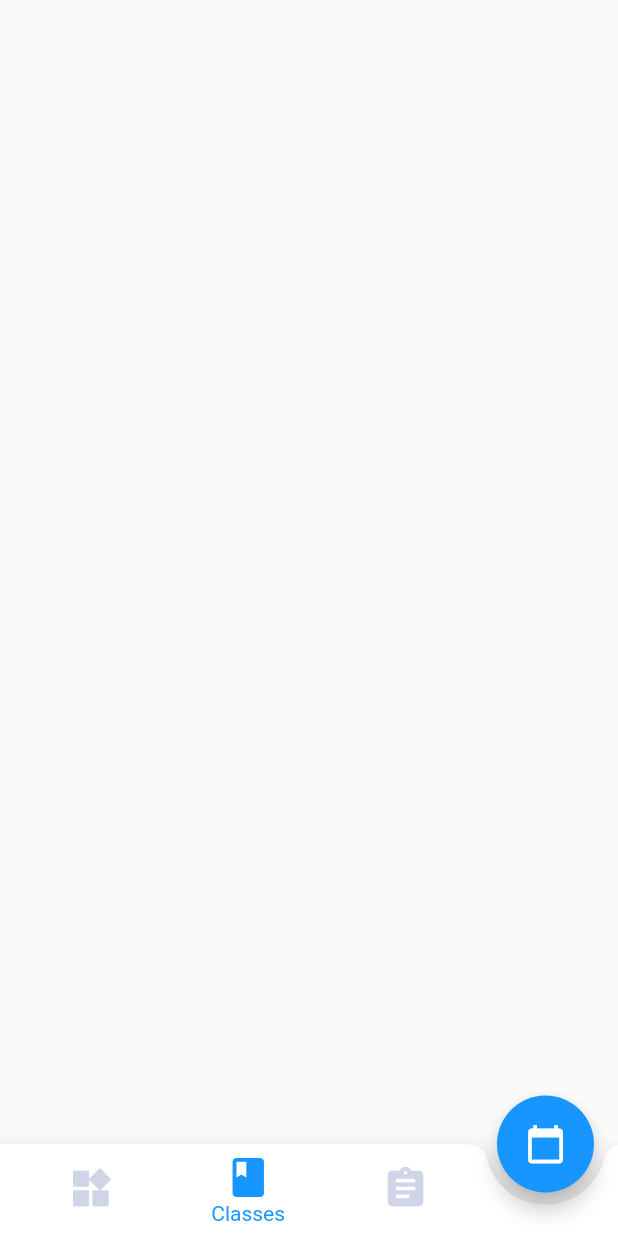
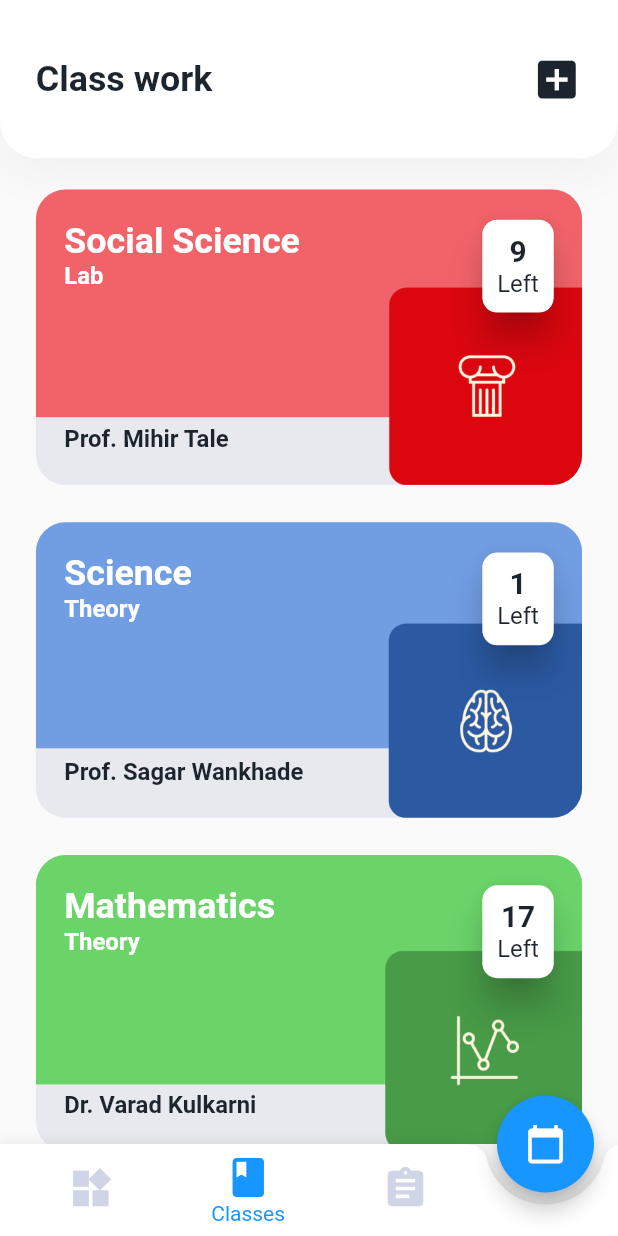
Before and after one commit to dscvitpune/school-app, a Flutter app: the screen it shows after launch, item 2 of the bottom bar chosen, on a phone screen of 412 x 824 dp. Run offline on Flutter 3.47's test engine with Material 2 defaults, Android fonts, the phone set to English and light mode, and no system bars; our stand-ins replace flutter_screenutil, flutter_svg, syncfusion_flutter_calendar, syncfusion_flutter_charts.

Commit message:
Class Screen is added @mihir

```diff
--- a/lib/main.dart
+++ b/lib/main.dart
@@ -4,6 +4,7 @@ import 'package:flutter_screenutil/flutter_screenutil.dart';
 import 'package:schoolApp/screens/app/App.dart';
 import 'package:schoolApp/screens/app/AttendanceScreen.dart';
 import 'package:schoolApp/screens/app/CalenderScreen.dart';
+import 'package:schoolApp/screens/app/ClassScreen.dart';
 import 'package:schoolApp/screens/app/NoticesScreen.dart';
 import 'package:schoolApp/screens/app/ProfileScreen.dart';
 import 'package:schoolApp/screens/app/QuizScreen.dart';
--- a/lib/screens/app/App.dart
+++ b/lib/screens/app/App.dart
@@ -1,5 +1,6 @@
 import 'package:flutter/material.dart';
 import 'package:flutter/services.dart';
+import 'package:schoolApp/screens/app/ClassScreen.dart';
 import 'package:schoolApp/screens/app/DashboardScreen.dart';
 import 'package:schoolApp/screens/app/QuizScreen.dart';
 import 'package:schoolApp/utils/constant.dart';
@@ -15,7 +16,7 @@ class _AppState extends State<App> {
     if (index == 0) {
       return DashboardScreen();
     } else if (index == 1) {
-      return Container();
+      return ClassScreen();
     } else if (index == 2) {
       return QuizScreen();
     } else {
--- /dev/null
+++ b/lib/screens/app/ClassScreen.dart
@@ -0,0 +1,109 @@
+import 'package:flutter/material.dart';
+import 'package:schoolApp/screens/app/widgets/course_cards.dart';
+import 'package:schoolApp/utils/constant.dart';
+import 'package:schoolApp/widgets/CustomAppBar.dart';
+import 'package:flutter_screenutil/flutter_screenutil.dart';
+
+class ClassScreen extends StatefulWidget {
+  @override
+  _ClassScreenState createState() => _ClassScreenState();
+}
+
+class _ClassScreenState extends State<ClassScreen> {
+  @override
+  Widget build(BuildContext context) {
+    return SafeArea(
+      child: Scaffold(
+        body: Column(
+          children: [
+            CustomAppBar(
+              title: Text(
+                "Class work",
+                style: Theme.of(context).textTheme.headline5.copyWith(
+                      color: black,
+                      fontWeight: FontWeight.bold,
+                      fontFamily: '.SF UI Display',
+                      fontSize: headline5.ssp,
+                    ),
+              ),
+              actions: <Widget>[
+                GestureDetector(
+                    onTap: () {
+                      //TODO: go to add new class
+                    },
+                    child: Icon(
+                      Icons.add_box,
+                      size: 34.ssp,
+                      color: black,
+                    )),
+              ],
+            ),
+            Expanded(
+              child: ListView(
+                children: [
+                  SizedBox(
+                    height: 10.h,
+                  ),
+                  Course_Cards(
+                      'assets/images/Red.png',
+                      '9',
+                      'Mar',
+                      'Social Science',
+                      course_card_red,
+                      "Lab",
+                      "Prof. Mihir Tale",
+                      context),
+                  Course_Cards(
+                      'assets/images/Blue.png',
+                      '1',
+                      'Jan',
+                      'Science',
+                      course_card_blue,
+                      "Theory",
+                      "Prof. Sagar Wankhade",
+                      context),
+                  Course_Cards(
+                      'assets/images/Green.png',
+                      '17',
+                      'May',
+                      'Mathematics',
+                      course_card_green,
+                      "Theory",
+                      "Dr. Varad Kulkarni",
+                      context),
+                  Course_Cards(
+                      'assets/images/Orange.png',
+                      '22',
+                      'Jul',
+                      'Chemistry',
+                      course_card_orange,
+                      "Theory",
+                      "Prof. Anirudh Kolwadkar",
+                      context),
+                  Course_Cards(
+                      'assets/images/Yellow.png',
+                      '27',
+                      'Apr',
+                      'Physics',
+                      course_card_yellow,
+                      "Labs",
+                      "Prof. Shailesh Kadam",
+                      context),
+                  Course_Cards(
+                      'assets/images/Maroon.png',
+                      '22',
+                      'Jul',
+                      'Sports',
+                      course_card_marron,
+                      "Practical",
+                      "Prof. Shardul Inamdar",
+                      context),
+                ],
+              ),
+            ),
+          ],
+        ),
+      ),
+    );
+  }
+}
--- /dev/null
+++ b/lib/screens/app/widgets/course_cards.dart
@@ -0,0 +1,154 @@
+import 'package:flutter/material.dart';
+import 'package:schoolApp/utils/constant.dart';
+import 'package:flutter_screenutil/flutter_screenutil.dart';
+
+Widget Course_Cards(
+    String image_path,
+    String deadline_date,
+    String deadline_month,
+    String subject,
+    Color card_color,
+    String description,
+    String teacherName,
+    BuildContext context) {
+  return GestureDetector(
+    onTap: () {
+      print("Pressed: " + subject);
+    },
+    child: Container(
+      child: Column(
+        children: [
+          Padding(
+            padding: EdgeInsets.only(
+                top: 5.h, left: 20.w, right: 20.w, bottom: 10.h),
+            child: Card(
+              color: dashboard_stats_background,
+              elevation: 0,
+              shadowColor: dashboard_active_blue_shadow,
+              shape: RoundedRectangleBorder(
+                  borderRadius: BorderRadius.circular(20.w)),
+              child: ClipRRect(
+                borderRadius: BorderRadius.circular(20.w),
+                child: Container(
+                  decoration: BoxDecoration(
+                    image: DecorationImage(
+                      fit: BoxFit.cover,
+                      image: AssetImage(
+                        image_path,
+                      ),
+                    ),
+                  ),
+                  child: Column(
+                    children: [
+                      Padding(
+                        padding: EdgeInsets.all(5.w),
+                        child: Card(
+                          elevation: 0,
+                          shape: RoundedRectangleBorder(
+                              borderRadius: BorderRadius.circular(20.w)),
+                          color: transparent_overlay,
+                          child: Padding(
+                            padding: EdgeInsets.only(top: 10.h, left: 10.w),
+                            child: Container(
+                              height: 150.h,
+                              child: Row(
+                                mainAxisAlignment:
+                                    MainAxisAlignment.spaceBetween,
+                                children: [
+                                  Column(
+                                    crossAxisAlignment:
+                                        CrossAxisAlignment.start,
+                                    children: [
+                                      Text(
+                                        subject,
+                                        style: Theme.of(context)
+                                            .textTheme
+                                            .headline5
+                                            .copyWith(
+                                              color: white,
+                                              fontSize: headline5.ssp,
+                                              fontWeight: FontWeight.bold,
+                                            ),
+                                      ),
+                                      Text(
+                                        description,
+                                        style: Theme.of(context)
+                                            .textTheme
+                                            .subtitle1
+                                            .copyWith(
+                                              color: white,
+                                              fontSize: subtitle1.ssp,
+                                              fontWeight: FontWeight.bold,
+                                            ),
+                                      ),
+                                      SizedBox(
+                                        height: 80.h,
+                                      ),
+                                      Text(
+                                        teacherName,
+                                        style: Theme.of(context)
+                                            .textTheme
+                                            .subtitle1
+                                            .copyWith(
+                                              color: black,
+                                              fontSize: subtitle1.ssp,
+                                              fontWeight: FontWeight.bold,
+                                            ),
+                                      ),
+                                    ],
+                                  ),
+                                  Deadline_Card(
+                                      deadline_date, deadline_month, context),
+                                ],
+                              ),
+                            ),
+                          ),
+                        ),
+                      ),
+                    ],
+                  ),
+                ),
+              ),
+            ),
+          ),
+        ],
+      ),
+    ),
+  );
+}
+
+Widget Deadline_Card(
+    String deadline_date, String deadline_month, BuildContext context) {
+  return Column(
+    children: [
+      Card(
+        elevation: 10,
+        shadowColor: Colors.black,
+        shape: RoundedRectangleBorder(borderRadius: BorderRadius.circular(10)),
+        margin: EdgeInsets.only(right: 10.w),
+        child: Padding(
+          padding: EdgeInsets.all(10.ssp),
+          child: Column(
+            children: [
+              Text(
+                deadline_date,
+                style: Theme.of(context).textTheme.headline6.copyWith(
+                      color: black,
+                      fontSize: headline6.ssp,
+                      fontWeight: FontWeight.bold,
+                    ),
+              ),
+              Text(
+                "Left",
+                style: Theme.of(context).textTheme.subtitle1.copyWith(
+                      color: black,
+                      fontSize: subtitle1.ssp,
+                    ),
+              ),
+            ],
+          ),
+        ),
+      ),
+    ],
+  );
+}
--- a/lib/utils/constant.dart
+++ b/lib/utils/constant.dart
@@ -59,3 +59,21 @@ Map<int, Color> getSwatch(Color color) {
 
 MaterialColor primaryMaterialColor =
     MaterialColor(0xFF1796FF, getSwatch(primaryColorDark));
+
+//Mihir's constant file
+
+const dashboard_stats_background = const Color(0xFFE7E9EE);
+const dashboard_date = const Color(0xFF7E7E7E);
+const dasboard_name = const Color(0xFF384E70);
+const dashboard_active_blue = const Color(0xFF0068FF);
+const dashboard_active_blue_shadow = const Color(0xFF0068FF);
+const profile_pic_background = const Color(0xFFCDE7FB);
+
+const course_card_red = const Color(0xFFF16369);
+const course_card_blue = const Color(0xFF719DE3);
+const course_card_green = const Color(0xFF6AD469);
+const course_card_marron = const Color(0xFFD78DAA);
+const course_card_yellow = const Color(0xFFFFD46D);
+const course_card_orange = const Color(0xFFFFA77C);
+
+const transparent_overlay = const Color(0x00000000);
```
Also changed, not shown: assets/images/Blue.png (added), assets/images/Green.png (added), assets/images/Maroon.png (added), assets/images/Orange.png (added), assets/images/Red.png (added), assets/images/Yellow.png (added), assets/images/chem_cover.jpg (added), assets/images/maths_cover.jpg (added), assets/images/profile.png (added), assets/images/profile_pic.png (added), assets/images/profile_pic.svg (added), assets/images/sci_cover.jpg (added), assets/images/ss_cover.jpg (added), 2 other files.
